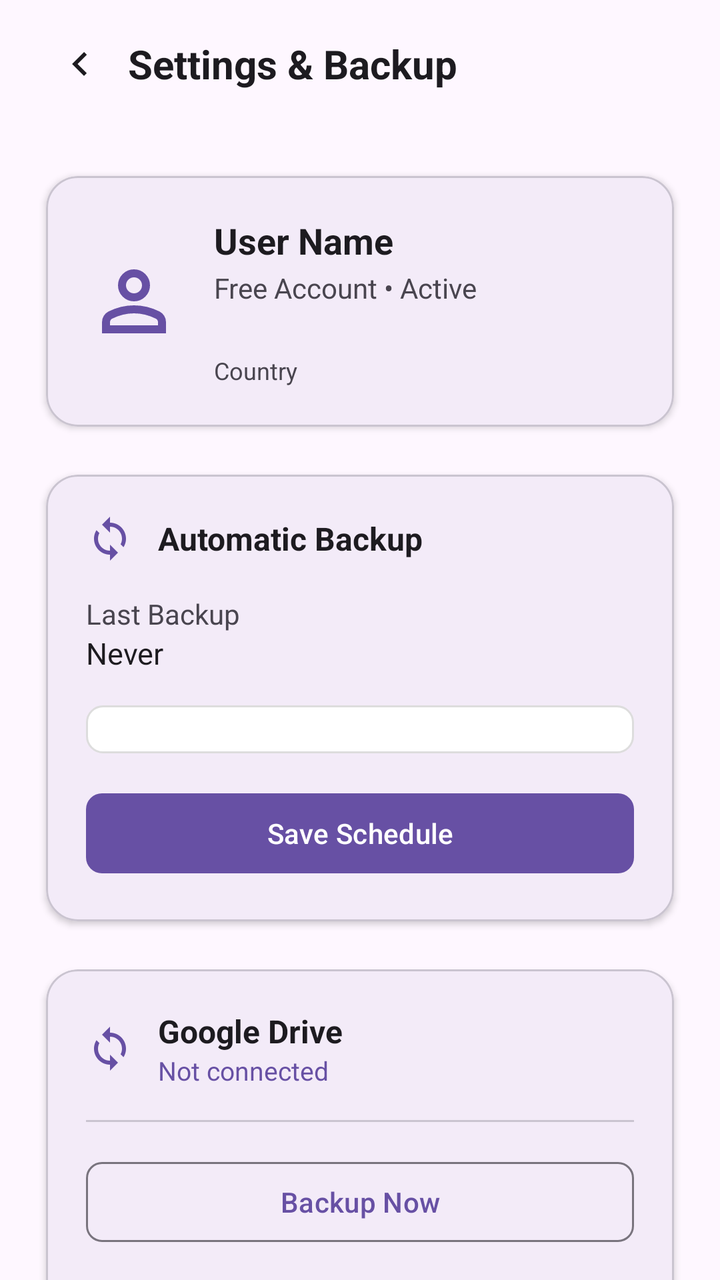
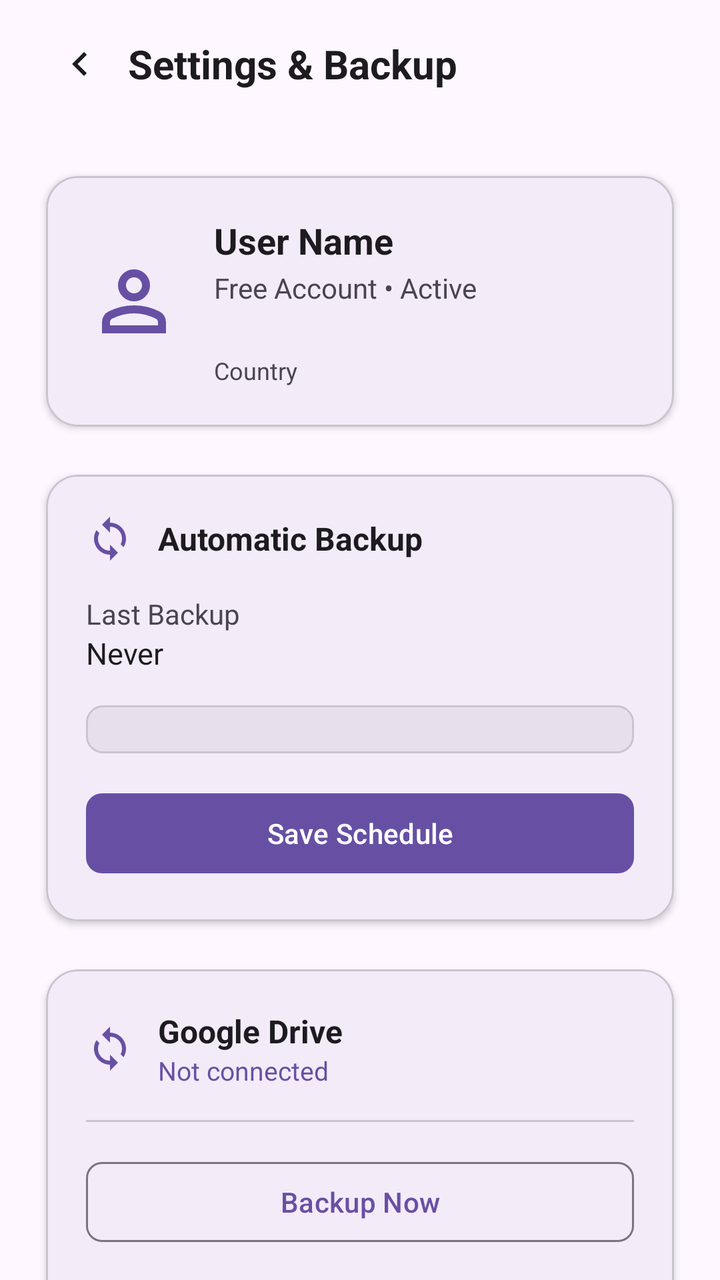

An Android layout rendered at two revisions. The XML below is the earlier revision; the diff shows what the commit changed to produce the second picture.
<!-- AndroidManifest.xml: another module's application theme Theme.DriveBackup -->
<!-- res/layout/dcadm_activity_settings.xml -->
<?xml version="1.0" encoding="utf-8"?>
<androidx.coordinatorlayout.widget.CoordinatorLayout xmlns:android="http://schemas.android.com/apk/res/android"
    xmlns:app="http://schemas.android.com/apk/res-auto"
    xmlns:tools="http://schemas.android.com/tools"
    android:layout_width="match_parent"
    android:layout_height="match_parent"
    android:background="?android:attr/colorBackground"
    tools:context=".ui.backup.BackupActivity">

    <com.google.android.material.appbar.AppBarLayout
        android:layout_width="match_parent"
        android:layout_height="wrap_content"
        android:background="?attr/colorSurface"
        app:elevation="0dp">

        <androidx.appcompat.widget.Toolbar
            android:id="@+id/toolbar"
            android:layout_width="match_parent"
            android:layout_height="?attr/actionBarSize">

            <ImageButton
                android:id="@+id/btnBack"
                android:layout_width="48dp"
                android:layout_height="48dp"
                android:background="?attr/selectableItemBackgroundBorderless"
                android:src="@drawable/ic_baseline_keyboard_arrow_left"
                app:tint="?attr/colorOnSurface" />

            <TextView
                android:layout_width="wrap_content"
                android:layout_height="wrap_content"
                android:layout_marginStart="8dp"
                android:text="@string/dcadm_settings_title"
                android:textColor="?attr/colorOnSurface"
                android:textSize="20sp"
                android:textStyle="bold" />
        </androidx.appcompat.widget.Toolbar>
    </com.google.android.material.appbar.AppBarLayout>

    <androidx.core.widget.NestedScrollView
        android:layout_width="match_parent"
        android:layout_height="match_parent"
        app:layout_behavior="@string/appbar_scrolling_view_behavior">

        <LinearLayout
            android:layout_width="match_parent"
            android:layout_height="wrap_content"
            android:orientation="vertical"
            android:padding="16dp">

            
            <com.google.android.material.card.MaterialCardView
                android:layout_width="match_parent"
                android:layout_height="wrap_content"
                app:cardCornerRadius="16dp"
                app:cardElevation="2dp"
                app:cardUseCompatPadding="true">

                <LinearLayout
                    android:layout_width="match_parent"
                    android:layout_height="wrap_content"
                    android:orientation="vertical"
                    android:padding="20dp">

                    <LinearLayout
                        android:layout_width="match_parent"
                        android:layout_height="wrap_content"
                        android:gravity="center_vertical"
                        android:orientation="horizontal">

                        <ImageView
                            android:layout_width="48dp"
                            android:layout_height="48dp"
                            android:src="@drawable/outline_person_24"
                            app:tint="?attr/colorPrimary" />

                        <LinearLayout
                            android:layout_width="0dp"
                            android:layout_height="wrap_content"
                            android:layout_marginStart="16dp"
                            android:layout_weight="1"
                            android:orientation="vertical">

                            <TextView
                                android:id="@+id/tvUserName"
                                android:layout_width="wrap_content"
                                android:layout_height="wrap_content"
                                android:text="@string/dcadm_settings_user_name_placeholder"
                                android:textColor="?attr/colorOnSurface"
                                android:textSize="18sp"
                                android:textStyle="bold" />

                            <TextView
                                android:id="@+id/tvUserType"
                                android:layout_width="wrap_content"
                                android:layout_height="wrap_content"
                                android:layout_marginTop="2dp"
                                android:text="@string/dcadm_settings_user_type_placeholder"
                                android:textColor="?attr/colorOnSurfaceVariant"
                                android:textSize="14sp" />

                            <TextView
                                android:id="@+id/tvLoginEmail"
                                android:layout_width="wrap_content"
                                android:layout_height="wrap_content"
                                android:layout_marginTop="4dp"
                                android:textColor="?attr/colorPrimary"
                                android:textSize="13sp" />

                            <TextView
                                android:id="@+id/tvUserCountry"
                                android:layout_width="wrap_content"
                                android:layout_height="wrap_content"
                                android:layout_marginTop="2dp"
                                android:text="@string/dcadm_settings_country_placeholder"
                                android:textColor="?attr/colorOnSurfaceVariant"
                                android:textSize="12sp" />
                        </LinearLayout>
                    </LinearLayout>


                </LinearLayout>
            </com.google.android.material.card.MaterialCardView>

            
            <com.google.android.material.card.MaterialCardView
                android:layout_width="match_parent"
                android:layout_height="wrap_content"
                android:layout_marginTop="8dp"
                app:cardCornerRadius="16dp"
                app:cardElevation="2dp"
                app:cardUseCompatPadding="true">

                <LinearLayout
                    android:layout_width="match_parent"
                    android:layout_height="wrap_content"
                    android:orientation="vertical"
                    android:padding="20dp">

                    <LinearLayout
                        android:layout_width="match_parent"
                        android:layout_height="wrap_content"
                        android:gravity="center_vertical"
                        android:orientation="horizontal">

                        <ImageView
                            android:layout_width="24dp"
                            android:layout_height="24dp"
                            android:src="@drawable/baseline_sync_24"
                            app:tint="?attr/colorPrimary" />

                        <TextView
                            android:layout_width="wrap_content"
                            android:layout_height="wrap_content"
                            android:layout_marginStart="12dp"
                            android:text="@string/dcadm_settings_section_automatic_backup"
                            android:textColor="?attr/colorOnSurface"
                            android:textSize="16sp"
                            android:textStyle="bold" />
                    </LinearLayout>

                    <TextView
                        android:layout_width="wrap_content"
                        android:layout_height="wrap_content"
                        android:layout_marginTop="16dp"
                        android:text="@string/dcadm_settings_last_backup_label"
                        android:textColor="?attr/colorOnSurfaceVariant"
                        android:textSize="14sp" />

                    <TextView
                        android:id="@+id/tvLastBackup"
                        android:layout_width="wrap_content"
                        android:layout_height="wrap_content"
                        android:text="@string/dcadm_settings_last_backup_never"
                        android:textColor="?attr/colorOnSurface"
                        android:textSize="15sp" />

                    <Spinner
                        android:id="@+id/spinnerRoutine"
                        android:layout_width="match_parent"
                        android:layout_height="wrap_content"
                        android:layout_marginTop="16dp"
                        android:background="@drawable/bg_spinner"
                        android:padding="12dp" />

                    <com.google.android.material.button.MaterialButton
                        android:id="@+id/btnSaveRoutine"
                        android:layout_width="match_parent"
                        android:layout_height="wrap_content"
                        android:layout_marginTop="16dp"
                        android:text="@string/dcadm_settings_btn_save_schedule"
                        android:textAllCaps="false"
                        app:cornerRadius="8dp" />
                </LinearLayout>
            </com.google.android.material.card.MaterialCardView>

            
            <com.google.android.material.card.MaterialCardView
                android:layout_width="match_parent"
                android:layout_height="wrap_content"
                android:layout_marginTop="8dp"
                app:cardCornerRadius="16dp"
                app:cardElevation="2dp"
                app:cardUseCompatPadding="true">

                <LinearLayout
                    android:layout_width="match_parent"
                    android:layout_height="wrap_content"
                    android:orientation="vertical"
                    android:padding="20dp">

                    <LinearLayout
                        android:layout_width="match_parent"
                        android:layout_height="wrap_content"
                        android:gravity="center_vertical"
                        android:orientation="horizontal">

                        <ImageView
                            android:layout_width="24dp"
                            android:layout_height="24dp"
                            android:src="@drawable/baseline_sync_24"
                            app:tint="?attr/colorPrimary" />

                        <LinearLayout
                            android:layout_width="0dp"
                            android:layout_height="wrap_content"
                            android:layout_marginStart="12dp"
                            android:layout_weight="1"
                            android:orientation="vertical">

                            <TextView
                                android:layout_width="wrap_content"
                                android:layout_height="wrap_content"
                                android:text="@string/dcadm_settings_section_google_drive"
                                android:textColor="?attr/colorOnSurface"
                                android:textSize="16sp"
                                android:textStyle="bold" />

                            <TextView
                                android:id="@+id/tvDriveStatus"
                                android:layout_width="wrap_content"
                                android:layout_height="wrap_content"
                                android:text="@string/dcadm_settings_drive_not_connected"
                                android:textColor="?attr/colorPrimary"
                                android:textSize="13sp" />

                            
                            <TextView
                                android:id="@+id/tvDriveEmail"
                                android:layout_width="wrap_content"
                                android:layout_height="wrap_content"
                                android:visibility="gone" />
                        </LinearLayout>
                    </LinearLayout>

                    <com.google.android.material.progressindicator.LinearProgressIndicator
                        android:id="@+id/progressDrive"
                        android:layout_width="match_parent"
                        android:layout_height="wrap_content"
                        android:layout_marginTop="16dp"
                        android:indeterminate="true"
                        android:visibility="gone"
                        app:indicatorColor="?attr/colorPrimary" />

                    <View
                        android:layout_width="match_parent"
                        android:layout_height="1dp"
                        android:layout_marginTop="16dp"
                        android:background="?attr/colorOutlineVariant" />

                    <com.google.android.material.button.MaterialButton
                        android:id="@+id/btnBackupDrive"
                        style="@style/Widget.Material3.Button.OutlinedButton"
                        android:layout_width="match_parent"
                        android:layout_height="wrap_content"
                        android:layout_marginTop="16dp"
                        android:text="@string/dcadm_settings_btn_backup_now"
                        android:textAllCaps="false"
                        app:cornerRadius="8dp" />

                    <com.google.android.material.button.MaterialButton
                        android:id="@+id/btnRestoreDrive"
                        style="@style/Widget.Material3.Button.TextButton"
                        android:layout_width="match_parent"
                        android:layout_height="wrap_content"
                        android:text="@string/dcadm_settings_btn_restore"
                        android:textAllCaps="false" />

                    <TextView
                        android:id="@+id/tvError"
                        android:layout_width="wrap_content"
                        android:layout_height="wrap_content"
                        android:layout_gravity="center_horizontal"
                        android:layout_marginTop="8dp"
                        android:textColor="?attr/colorError"
                        android:textSize="13sp"
                        android:visibility="gone" />
                </LinearLayout>
            </com.google.android.material.card.MaterialCardView>



        </LinearLayout>
    </androidx.core.widget.NestedScrollView>

</androidx.coordinatorlayout.widget.CoordinatorLayout>
<!-- resources referenced by this layout -->
<resources>
  <!-- drawable baseline_sync_24 (drawable) -->
  <vector xmlns:android="http://schemas.android.com/apk/res/android" android:height="24dp" android:tint="#000000" android:viewportHeight="24" android:viewportWidth="24" android:width="24dp">
        
      <path android:fillColor="@android:color/white" android:pathData="M12,4L12,1L8,5l4,4L12,6c3.31,0 6,2.69 6,6 0,1.01 -0.25,1.97 -0.7,2.8l1.46,1.46C19.54,15.03 20,13.57 20,12c0,-4.42 -3.58,-8 -8,-8zM12,18c-3.31,0 -6,-2.69 -6,-6 0,-1.01 0.25,-1.97 0.7,-2.8L5.24,7.74C4.46,8.97 4,10.43 4,12c0,4.42 3.58,8 8,8v3l4,-4 -4,-4v3z"/>
      
  </vector>
  <!-- drawable bg_spinner (drawable) -->
  <?xml version="1.0" encoding="UTF-8"?>
  <shape xmlns:android="http://schemas.android.com/apk/res/android">
      <solid android:color="@android:color/white"/>
      <stroke android:width="1dp" android:color="#DDDDDD" />
      <corners android:radius="8dp"/>
  </shape>
  <!-- drawable ic_baseline_keyboard_arrow_left (drawable) -->
  <vector xmlns:android="http://schemas.android.com/apk/res/android"
      android:width="24dp"
      android:height="24dp"
      android:viewportWidth="24"
      android:viewportHeight="24"
      android:tint="?attr/colorControlNormal"
      android:autoMirrored="true">
    <path
        android:fillColor="@android:color/white"
        android:pathData="M15.41,16.59L10.83,12l4.58,-4.59L14,6l-6,6 6,6 1.41,-1.41z"/>
  </vector>
  <string name="dcadm_settings_btn_backup_now">Backup Now</string>
  <string name="dcadm_settings_btn_restore">Restore</string>
  <string name="dcadm_settings_btn_save_schedule">Save Schedule</string>
  <string name="dcadm_settings_country_placeholder">Country</string>
  <string name="dcadm_settings_drive_not_connected">Not connected</string>
  <string name="dcadm_settings_last_backup_label">Last Backup</string>
  <string name="dcadm_settings_last_backup_never">Never</string>
  <string name="dcadm_settings_section_automatic_backup">Automatic Backup</string>
  <string name="dcadm_settings_section_google_drive">Google Drive</string>
  <string name="dcadm_settings_title">Settings &amp; Backup</string>
  <string name="dcadm_settings_user_name_placeholder">User Name</string>
  <string name="dcadm_settings_user_type_placeholder">Free Account • Active</string>
  <style name="Theme.DriveBackup" parent="Base.Theme.DriveBackup" />
  <style name="Base.Theme.DriveBackup" parent="Theme.Material3.DayNight.NoActionBar">
          
          
      </style>
  <!-- unchanged entries left out for length: 1 -->
</resources>

<!-- the commit's change to res/layout/dcadm_activity_settings.xml (unified diff, before → after) -->
@@ -300,6 +300,67 @@
 
 
 
+            
+            <com.google.android.material.card.MaterialCardView
+                android:id="@+id/cardAdvanceOptions"
+                android:layout_width="match_parent"
+                android:layout_height="wrap_content"
+                android:layout_marginTop="8dp"
+                android:clickable="true"
+                android:focusable="true"
+                android:foreground="?attr/selectableItemBackground"
+                app:cardCornerRadius="16dp"
+                app:cardElevation="2dp"
+                app:cardUseCompatPadding="true">
+
+                <LinearLayout
+                    android:id="@+id/advance_option"
+                    android:layout_width="match_parent"
+                    android:layout_height="wrap_content"
+                    android:gravity="center_vertical"
+                    android:orientation="horizontal"
+                    android:visibility="gone"
+                    android:padding="20dp">
+
+                    <ImageView
+                        android:layout_width="28dp"
+                        android:layout_height="28dp"
+                        android:src="@drawable/outline_tune_24"
+                        app:tint="?attr/colorPrimary" />
+
+                    <LinearLayout
+                        android:layout_width="0dp"
+                        android:layout_height="wrap_content"
+                        android:layout_marginStart="16dp"
+                        android:layout_weight="1"
+                        android:orientation="vertical">
+
+                        <TextView
+                            android:layout_width="wrap_content"
+                            android:layout_height="wrap_content"
+                            android:text="@string/dcadm_settings_advance_options"
+                            android:textColor="?attr/colorOnSurface"
+                            android:textSize="16sp"
+                            android:textStyle="bold" />
+
+                        <TextView
+                            android:layout_width="wrap_content"
+                            android:layout_height="wrap_content"
+                            android:layout_marginTop="2dp"
+                            android:text="@string/dcadm_settings_advance_options_desc"
+                            android:textColor="?attr/colorOnSurfaceVariant"
+                            android:textSize="13sp" />
+                    </LinearLayout>
+
+                    <ImageView
+                        android:layout_width="24dp"
+                        android:layout_height="24dp"
+                        android:src="@drawable/ic_baseline_keyboard_arrow_left"
+                        android:rotation="180"
+                        app:tint="?attr/colorOnSurfaceVariant" />
+                </LinearLayout>
+            </com.google.android.material.card.MaterialCardView>
+
         </LinearLayout>
     </androidx.core.widget.NestedScrollView>
 
<!-- resource entries referenced after the edit -->
@@ -9,8 +9,8 @@
   <!-- drawable bg_spinner (drawable) -->
   <?xml version="1.0" encoding="UTF-8"?>
   <shape xmlns:android="http://schemas.android.com/apk/res/android">
-      <solid android:color="@android:color/white"/>
-      <stroke android:width="1dp" android:color="#DDDDDD" />
+      <solid android:color="?attr/colorSurfaceVariant"/>
+      <stroke android:width="1dp" android:color="?attr/colorOutlineVariant" />
       <corners android:radius="8dp"/>
   </shape>
   <!-- drawable ic_baseline_keyboard_arrow_left (drawable) -->
@@ -25,6 +25,18 @@
         android:fillColor="@android:color/white"
         android:pathData="M15.41,16.59L10.83,12l4.58,-4.59L14,6l-6,6 6,6 1.41,-1.41z"/>
   </vector>
+  <!-- drawable outline_tune_24 (drawable) -->
+  <vector xmlns:android="http://schemas.android.com/apk/res/android"
+      android:width="24dp"
+      android:height="24dp"
+      android:viewportWidth="24"
+      android:viewportHeight="24">
+    <path
+        android:fillColor="@android:color/white"
+        android:pathData="M3,17v2h6v-2H3zM3,5v2h10V5H3zm10,16v-2h8v-2h-8v-2h-2v6h2zM7,9v2H3v2h4v2h2V9H7zm14,4v-2H11v2h10zm-6,-4h2V7h4V5h-4V3h-2v6z"/>
+  </vector>
+  <string name="dcadm_settings_advance_options">Advance Options</string>
+  <string name="dcadm_settings_advance_options_desc">Local database export, import, diagnostics &amp; maintenance</string>
   <string name="dcadm_settings_btn_backup_now">Backup Now</string>
   <string name="dcadm_settings_btn_restore">Restore</string>
   <string name="dcadm_settings_btn_save_schedule">Save Schedule</string>
